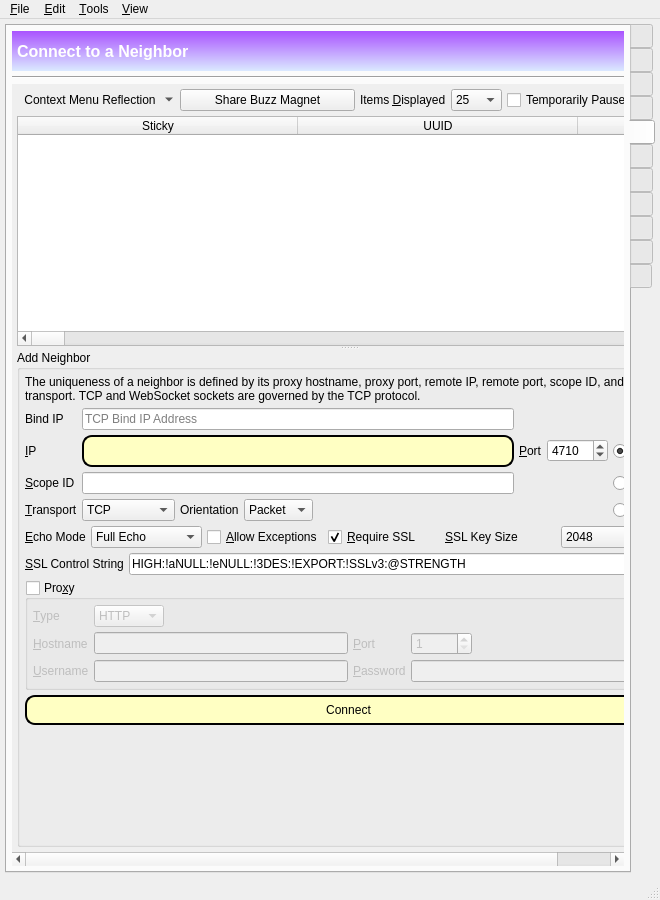
First picture: the form in branches/trunk/GoldBug-UI/spot-on-controlcenter.ui, repository textbrowser/spot-on, before the edit.
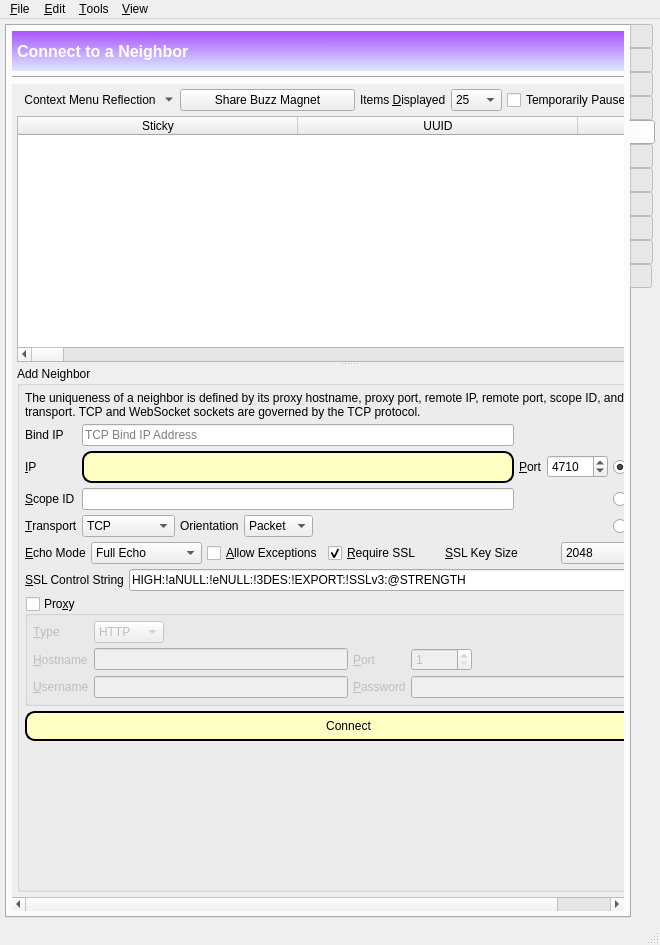
Second picture: the form after the edit. The open tabs and pages were chosen to show the change. Icons and pictures are not drawn. Custom widgets are drawn as their Qt base class.

Commit message: Bind IP address column.

```diff
--- a/branches/trunk/GoldBug-UI/spot-on-controlcenter.ui
+++ b/branches/trunk/GoldBug-UI/spot-on-controlcenter.ui
@@ -7,7 +7,7 @@
     <x>0</x>
     <y>0</y>
     <width>660</width>
-    <height>900</height>
+    <height>945</height>
    </rect>
   </property>
   <property name="windowIcon">
@@ -4223,8 +4223,8 @@
             <rect>
              <x>0</x>
              <y>0</y>
-             <width>638</width>
-             <height>765</height>
+             <width>624</width>
+             <height>790</height>
             </rect>
            </property>
            <layout class="QVBoxLayout" name="verticalLayout_61">
@@ -4612,6 +4612,11 @@
                     <string>Buffered Content</string>
                    </property>
                   </column>
+                  <column>
+                   <property name="text">
+                    <string>Bind IP</string>
+                   </property>
+                  </column>
                   <column>
                    <property name="text">
                     <string>OID</string>
```
Left out of the diff: 38 changed lines with no effect on the pictures. The commit also changes 4 other files.
